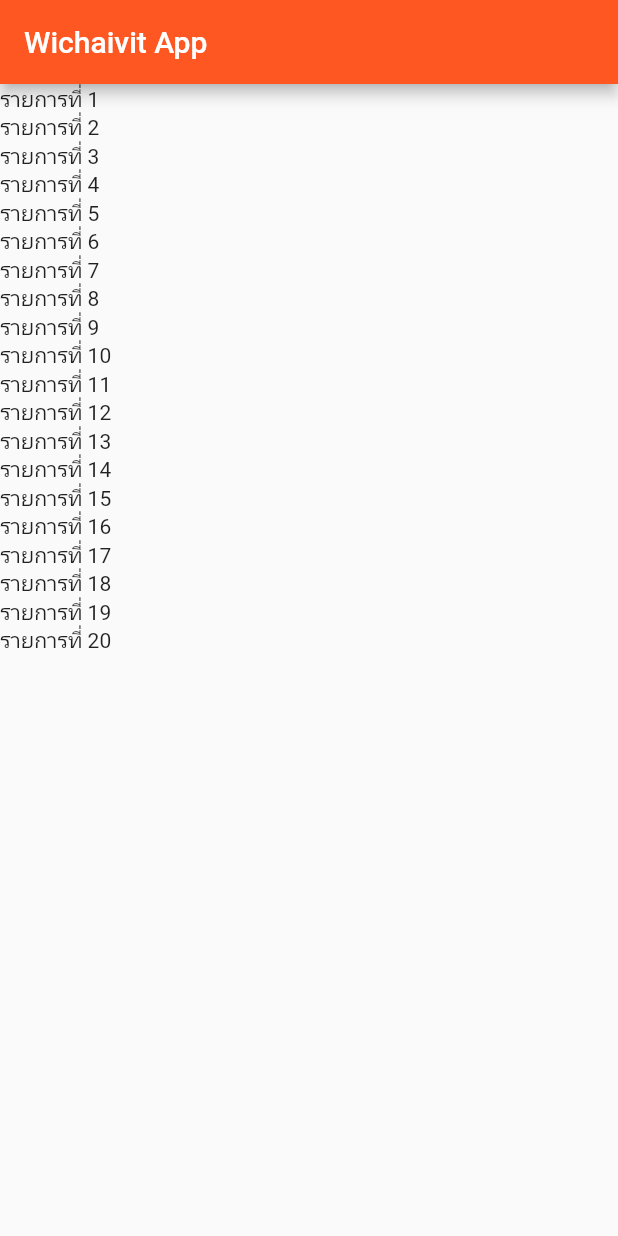
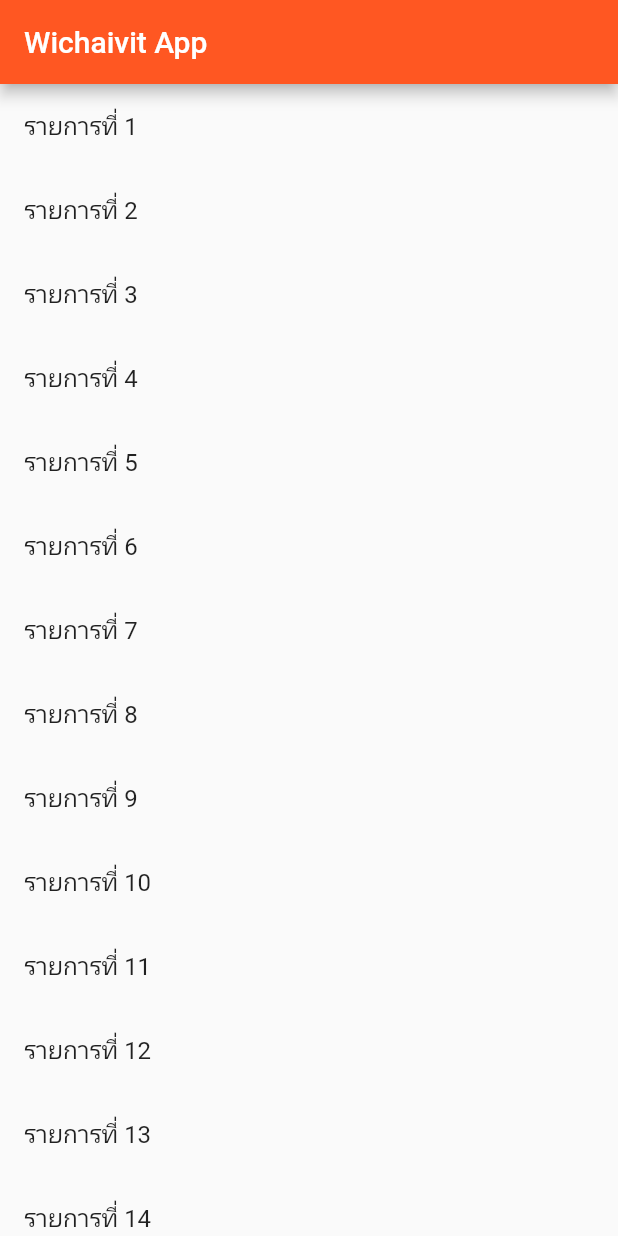
Before and after one commit to dail555/flutter_demo, a Flutter app: the screen it shows after launch, on a phone screen of 412 x 824 dp. Run offline on Flutter 3.47's test engine with Material 2 defaults, Android fonts, the phone set to English and light mode, and no system bars.

Commit message:
ListTile

```diff
--- a/lib/main.dart
+++ b/lib/main.dart
@@ -42,7 +42,8 @@ class _MyHomePageState extends State<MyHomePage> {
   List<Widget> getData(int count) {
     List<Widget> data = [];
     for (var i = 0; i < count; i++) {
-      data.add(Text("รายการที่ ${i + 1}"));
+      var menu =ListTile(title:Text("รายการที่ ${i + 1}"));
+      data.add(menu);
     }
     return data;
   }
```
